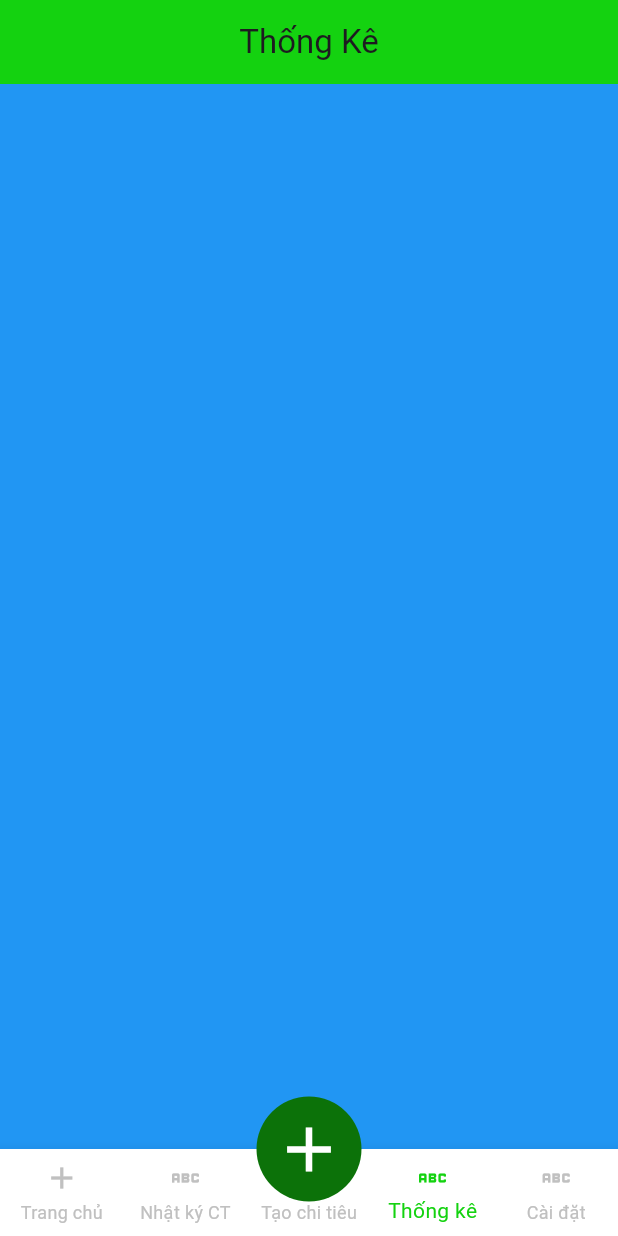
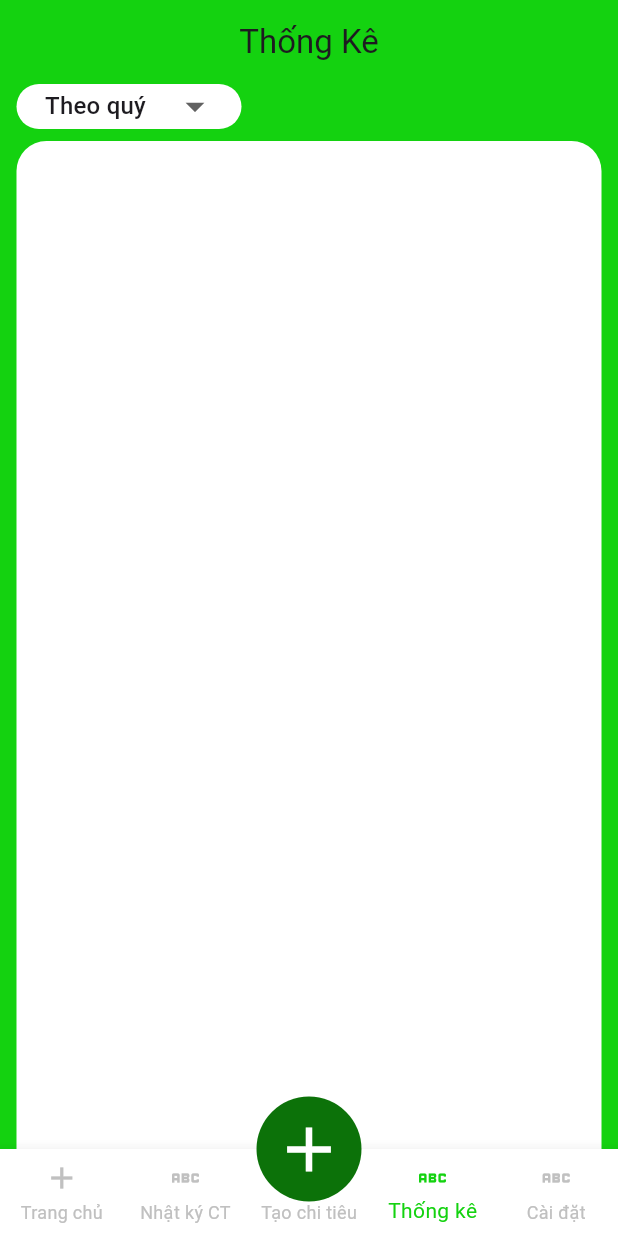
Before and after one commit to loipham21101998/QuanLyChiTieu1, a Flutter app: the screen it shows after launch, item 4 of the bottom bar chosen, on a phone screen of 412 x 824 dp. Run offline on Flutter 3.47's test engine with Material 3 defaults, Android fonts, the phone set to English and light mode, and no system bars; our stand-ins replace easy_localization, google_fonts.

Commit message:
CaiDat and ThongKe

```diff
--- /dev/null
+++ b/lib/ui/main/home_page_TK.dart
@@ -0,0 +1,82 @@
+import 'package:flutter/cupertino.dart';
+import 'package:flutter/material.dart';
+
+List<String> items = ['Theo quý', 'Năm nay'];
+class HomePageTk extends StatelessWidget {
+  const HomePageTk({super.key});
+
+  @override
+  Widget build(BuildContext context) {
+    return _buildBody();
+  }
+
+  Widget _buildBody() {
+    return Column(
+      mainAxisSize: MainAxisSize.max,
+      mainAxisAlignment: MainAxisAlignment.start,
+      crossAxisAlignment: CrossAxisAlignment.start,
+      children: [
+        const DropdownTop(),
+        Expanded(
+          child: Container(
+            margin: const EdgeInsets.symmetric(horizontal: 11).copyWith(top:8),
+            decoration: const BoxDecoration(
+              borderRadius: BorderRadius.only(
+                topLeft: Radius.circular(20),
+                topRight: Radius.circular(20),
+              ),
+              color: Colors.white,),
+          ),
+        ),
+      ],
+    );
+  }
+
+}
+
+class DropdownTop extends StatefulWidget {
+  const DropdownTop({super.key});
+
+  @override
+  State<DropdownTop> createState() => _DropdownTopState();
+}
+class _DropdownTopState extends State<DropdownTop> {
+  String dropdownValue = items.first;
+
+  @override
+  Widget build(BuildContext context) {
+    return Container(
+      width: 150,
+      height: 30,
+      decoration: BoxDecoration(
+          color: Colors.white,
+          borderRadius: BorderRadius.circular(20)
+      ),
+      margin: const EdgeInsets.only(left: 11),
+      child: Padding(
+        padding: const EdgeInsets.only(left: 19,right: 16),
+        child: DropdownButton<String>(
+          value: dropdownValue,
+          isExpanded: true,
+          iconSize: 30,
+          onChanged: (String? value) {
+            setState(() {
+              dropdownValue = value!;
+            });
+          },
+          underline: Container(
+            height: 2,
+            color: Colors.transparent,
+          ),
+          items: items.map<DropdownMenuItem<String>>((String value) {
+            return DropdownMenuItem<String>(
+              value: value,
+              child: Text(value),
+            );
+          }).toList(),
+        ),
+      ),
+
+    );
+  }
+}
--- a/lib/ui/main/main_home_page.dart
+++ b/lib/ui/main/main_home_page.dart
@@ -4,6 +4,8 @@ import 'package:quanlychitieu/ui/main/home_page_child_NKCT.dart';
 import 'package:quanlychitieu/ui/main/home_page_child_TC.dart';
 
 import '../../ultils/enums/main_page.dart';
+import 'home_page_CD.dart';
+import 'home_page_TK.dart';
 import 'home_page_top.dart';
 
 class MainHomePage extends StatefulWidget {
@@ -29,14 +31,8 @@ class _MainHomePageState extends State<MainHomePage> {
        key:  const ValueKey(3),
         color: Colors.yellow,
       ),
-      Container(
-        key:   const ValueKey(4),
-        color: Colors.blue,
-      ),
-      Container(
-        key:  const ValueKey(5),
-        color: Colors.purple,
-      )
+      const HomePageTk(key: ValueKey(4)),
+      const HomePageCd(key: ValueKey(5))
     ];
   }
 
```
Also changed, not shown: lib/ui/main/home_page_CD.dart (added, +56 -0 lines).
